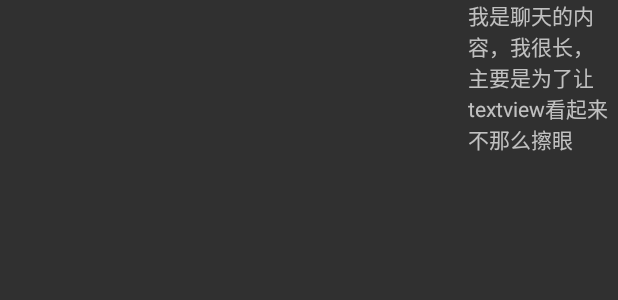
After one commit to CyrusCeasar/kotlinTest, an Android app: the layout item_chat_robot.xml on its own in the app's theme, with its tools: preview values and no code run, on a phone screen of 412 x 824 dp. The commit adds this screen. Shown: the top 300 px of the screen. Run offline under Robolectric (Android 15) with nearby library versions, the phone set to English and light mode, and no system bars; network calls fail.

Commit message:
1.update the conversation process for english

```diff
--- a/app/src/main/AndroidManifest.xml
+++ b/app/src/main/AndroidManifest.xml
@@ -21,7 +21,7 @@
         android:supportsRtl="true"
         android:theme="@style/AppTheme">
         <activity
-            android:name="cn.sz.cyrus.wemz.MainActivity"
+            android:name="cn.sz.cyrus.wemz.ChatActivity"
             android:label="@string/app_name"
             android:theme="@style/AppTheme.NoActionBar">
             <intent-filter>
@@ -30,7 +30,7 @@
                 <category android:name="android.intent.category.LAUNCHER" />
             </intent-filter>
         </activity>
-        <activity android:name="cn.sz.cyrus.wemz.ChatActivity"/>
+    <!--    <activity android:name="cn.sz.cyrus.wemz.ChatActivity"/>-->
         <service android:name="com.baidu.speech.VoiceRecognitionService" android:exported="false" />
         <!-- begin: baidu speech sdk-->
         <!-- 请填写应用实际的APP_ID -->
--- a/app/src/main/java/cn/sz/cyrus/wemz/TestApplication.kt
+++ b/app/src/main/java/cn/sz/cyrus/wemz/TestApplication.kt
@@ -52,8 +52,8 @@ class TestApplication : Application() {
         vals.asrManager.init(this@TestApplication)
         Thread({
             vals.robotCenter = RobotCenter(this@TestApplication)
-            val ts = TranslateService()
-            ts.translate(TranslateService.vals.CN,TranslateService.vals.EN,"今天天气真不错")
+
+
         }).start()
 
     }
--- /dev/null
+++ b/app/src/main/res/layout/item_chat_robot.xml
@@ -0,0 +1,13 @@
+<?xml version="1.0" encoding="utf-8"?>
+<RelativeLayout xmlns:android="http://schemas.android.com/apk/res/android"
+    android:orientation="vertical" android:layout_width="match_parent"
+    android:layout_height="match_parent">
+    <TextView
+        android:id="@+id/tv_content"
+        android:layout_width="wrap_content"
+        android:layout_height="wrap_content"
+        android:maxWidth="100dp"
+        android:layout_alignParentRight="true"
+        android:text="我是聊天的内容，我很长，主要是为了让textview看起来不那么擦眼"
+        />
+</RelativeLayout>
```
Also changed, not shown: app/src/main/java/cn/sz/cyrus/wemz/ChatActivity.kt (+42 -5 lines), app/src/main/java/cn/sz/cyrus/wemz/RebotService.kt (added, +38 -0 lines), app/src/main/java/cn/sz/cyrus/wemz/RobotCenter.kt (+4 -4 lines), app/src/main/java/cn/sz/cyrus/wemz/TranslateService.kt (+8 -2 lines), app/src/main/res/layout/item_chat_master.xml (added, +14 -0 lines), 1 other file.
